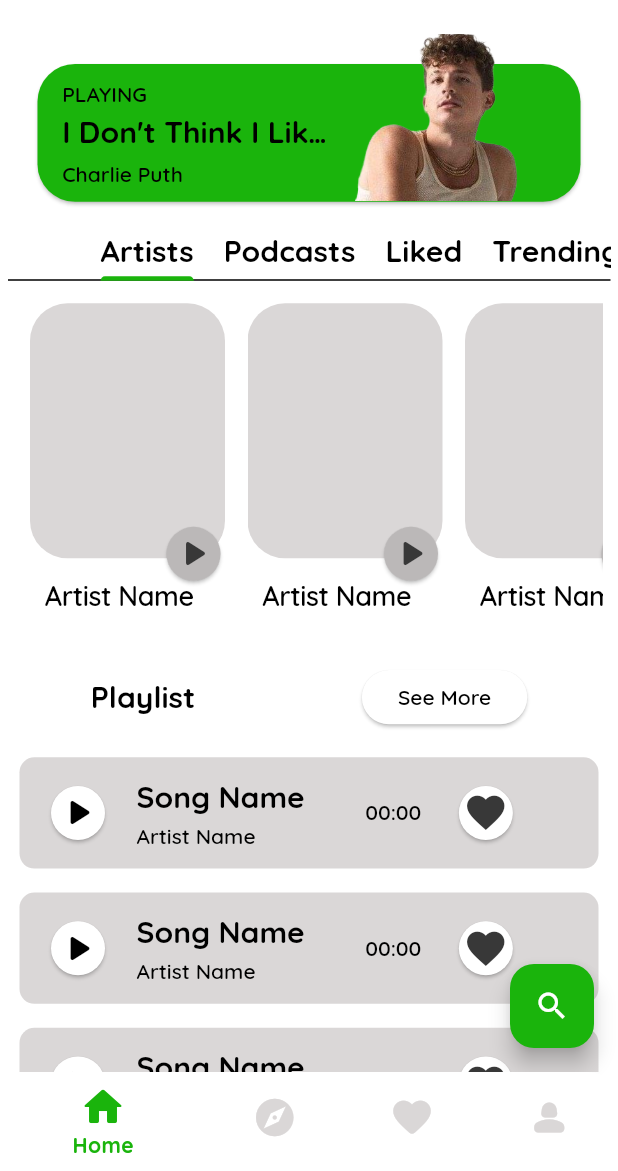
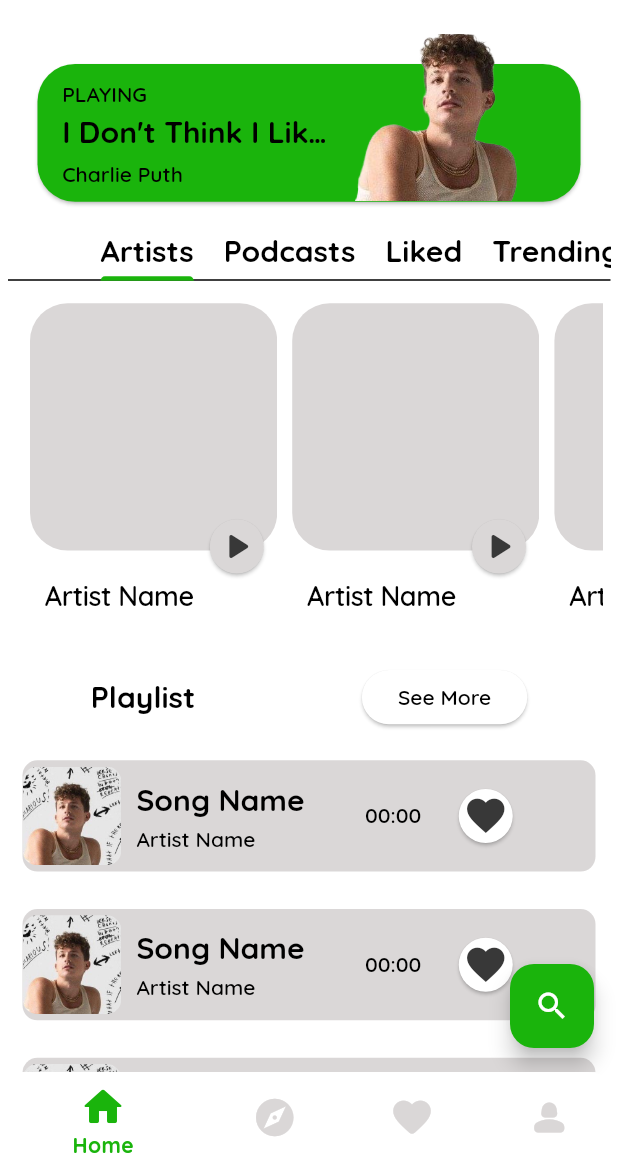
Before and after one commit to aryanmajhi75/warpd, a Flutter app: the screen it shows after launch, on a phone screen of 412 x 824 dp, the part 65-1236 px from its top. Run offline on Flutter 3.47's test engine with Material 3 defaults, Android fonts, the light colour scheme and no system bars; our stand-ins replace appwrite, audio_video_progress_bar, flutter_animate, gap; missing offline and left inert: country_flags, tab_container.

Commit message:
completed explore Page, modified list tile items

```diff
--- a/spotify/lib/components/PlaylistItems.dart
+++ b/spotify/lib/components/songTile.dart
@@ -5,21 +5,21 @@
 import 'package:spotify/theme/themeProvider.dart';
 import 'package:spotify/theme/themes.dart';
 
-class PlaylistItems extends StatefulWidget {
-  const PlaylistItems({super.key});
+class SongTile extends StatefulWidget {
+  const SongTile({super.key});
 
   @override
-  State<PlaylistItems> createState() => _PlaylistItemsState();
+  State<SongTile> createState() => _SongTileState();
 }
 
-class _PlaylistItemsState extends State<PlaylistItems> {
+class _SongTileState extends State<SongTile> {
   bool _isPressed = false;
 
   @override
   Widget build(BuildContext context) {
     final width = MediaQuery.of(context).size.width;
     final height = MediaQuery.of(context).size.height;
-    print("Width : $width");
+    // print("Width : $width");
     return Container(
       decoration: BoxDecoration(
         color: Provider.of<ThemeProvider>(context).getThemeData() == lightMode
@@ -30,21 +30,14 @@
       height: height * 0.09,
       child: Row(
         children: [
-          ElevatedButton(
-            style: const ButtonStyle(
-              shape: MaterialStatePropertyAll(CircleBorder()),
-              // fixedSize: MaterialStatePropertyAll(
-              //   Size(5, 5),
-              // ),
-              alignment: Alignment.center,
-            ),
-            onPressed: () {
-              Navigator.pushNamed(context, '/musicplayer');
-            },
-            child: const Icon(
-              Icons.play_arrow_rounded,
+          ClipRRect(
+            borderRadius: BorderRadius.circular(10),
+            child: Image.asset(
+              "images/loser.jpg",
+              height: height * 0.08,
             ),
           ),
+          const Gap(10),
           Container(
             height: height * 0.07,
             width: width * 0.37,
@@ -57,9 +50,7 @@
                   'Song Name',
                   style: Theme.of(context).textTheme.headlineMedium,
                 ),
-                const Gap(
-                  5,
-                ),
+                const Gap(5),
                 Text(
                   "Artist Name",
                   style: Theme.of(context).textTheme.displayMedium,
--- a/spotify/lib/components/tabCards.dart
+++ b/spotify/lib/components/tabCards.dart
@@ -1,8 +1,9 @@
 import 'package:flutter/material.dart';
+import 'package:spotify/constants.dart';
 
 class TabCards extends StatefulWidget {
-  late String title;
-  TabCards({required this.title, super.key});
+  final String title;
+  const TabCards({required this.title, super.key});
 
   @override
   State<TabCards> createState() => _TabCardsState();
@@ -19,32 +20,32 @@
       child: Stack(
         children: [
           Container(
-            height: 170,
-            width: 130,
+            height: height * 0.2,
+            width: height * 0.2,
             decoration: BoxDecoration(
-              color: const Color(0xFFDAD7D7),
+              color: spotifyGray,
               borderRadius: BorderRadius.circular(25),
             ),
           ),
           Positioned(
-            top: 145,
-            left: 70,
+            top: height * 0.17,
+            left: height * 0.12,
             child: ElevatedButton(
               onPressed: () {},
-              style: const ButtonStyle(
+              style: ButtonStyle(
                 backgroundColor: MaterialStatePropertyAll(
-                  Color(0xFFBBB8B8),
+                  spotifyGray,
                   // Colors.transparent,
                 ),
-                shape: MaterialStatePropertyAll(CircleBorder()),
-                animationDuration: Duration(
+                shape: const MaterialStatePropertyAll(CircleBorder()),
+                animationDuration: const Duration(
                   seconds: 1,
                 ),
                 alignment: Alignment.center,
               ),
-              child: const Icon(
+              child: Icon(
                 Icons.play_arrow_rounded,
-                color: Color(0xFF383838),
+                color: spotifyDarkGray,
                 size: 30,
               ),
             ),
--- a/spotify/lib/components/tabList.dart
+++ b/spotify/lib/components/tabList.dart
@@ -1,4 +1,5 @@
 import 'package:flutter/material.dart';
+import 'package:gap/gap.dart';
 import 'package:spotify/components/tabCards.dart';
 
 class TabList extends StatefulWidget {
@@ -30,12 +31,6 @@
                 right: 10,
                 top: 0,
               ),
-              // padding: const EdgeInsets.only(
-              //   bottom: 0,
-              //   left: 0,
-              //   right: 10,
-              //   top: 0,
-              // ),
               indicatorColor: const Color(0xFF1AB40C),
               indicatorWeight: 3,
               onTap: (value) {
@@ -86,18 +81,16 @@
             height: height * 0.29,
             padding: const EdgeInsets.all(5),
             // color: Colors.pinkAccent,
-            child: ListView(
-              itemExtent: 145,
+            child: ListView.separated(
+              separatorBuilder: (context, index) {
+                return const Gap(10);
+              },
+              itemCount: 5,
               scrollDirection: Axis.horizontal,
               padding: const EdgeInsets.all(10),
-              children: [
-                TabCards(title: "Artist Name"),
-                TabCards(title: "Artist Name"),
-                TabCards(title: "Artist Name"),
-                TabCards(title: "Artist Name"),
-                TabCards(title: "Artist Name"),
-                TabCards(title: "Artist Name"),
-              ],
+              itemBuilder: (context, index) {
+                return const TabCards(title: "Artist Name");
+              },
             ),
           ),
         ],
--- a/spotify/lib/pages/homeScreen.dart
+++ b/spotify/lib/pages/homeScreen.dart
@@ -1,8 +1,7 @@
 import 'package:flutter/material.dart';
 import 'package:appwrite/appwrite.dart';
 import 'package:gap/gap.dart';
-import 'package:spotify/components/PlaylistItems.dart';
-import 'package:spotify/constants.dart';
+import 'package:spotify/components/songTile.dart';
 import 'package:spotify/pages/search.dart';
 
 import '../components/songcard.dart';
@@ -31,13 +30,6 @@
           height: 30,
         ),
         elevation: 0,
-
-        // actions: const [
-        //   Icon(
-        //     Icons.more_vert_rounded,
-        //     size: 30,
-        //   ),
-        // ],
       ),
       floatingActionButton: FloatingActionButton(
         onPressed: () {
@@ -88,7 +80,10 @@
                 SizedBox(
                   height: 300,
                   // color: Colors.amberAccent,
-                  child: ListView.builder(
+                  child: ListView.separated(
+                    separatorBuilder: (context, index) {
+                      return const Gap(5);
+                    },
                     padding: const EdgeInsets.only(
                       top: 10,
                       bottom: 10,
@@ -98,12 +93,12 @@
                     itemCount: 5,
                     itemBuilder: (context, index) {
                       return Padding(
-                        padding: const EdgeInsets.all(8.0),
+                        padding: const EdgeInsets.all(10),
                         child: InkWell(
                           onTap: () {
                             Navigator.pushNamed(context, '/musicplayer');
                           },
-                          child: const PlaylistItems(),
+                          child: const SongTile(),
                         ),
                       );
                     },
--- a/spotify/lib/theme/themes.dart
+++ b/spotify/lib/theme/themes.dart
@@ -46,6 +46,14 @@
       fontFamily: 'Quicksand',
       fontWeight: FontWeight.bold,
     ),
+    headlineLarge: TextStyle(
+      color: spotifyBlack,
+      decoration: TextDecoration.none,
+      fontSize: 40,
+      overflow: TextOverflow.ellipsis,
+      fontFamily: 'Quicksand',
+      fontWeight: FontWeight.bold,
+    ),
     displaySmall: TextStyle(
       // debugLabel: "Log Out",
       color: Colors.red[800],
@@ -68,14 +76,15 @@
       size: 30,
     ),
   ),
-  iconButtonTheme: const IconButtonThemeData(
+  iconButtonTheme: IconButtonThemeData(
     style: ButtonStyle(
-      iconSize: MaterialStatePropertyAll(40),
-      // iconColor: MaterialStatePropertyAll(spotifyGray),
+      iconSize: const MaterialStatePropertyAll(40),
+      iconColor: MaterialStatePropertyAll(spotifyDarkGray),
       // foregroundColor: MaterialStatePropertyAll(spotifyGray),
       visualDensity: VisualDensity.comfortable,
     ),
   ),
+  iconTheme: IconThemeData(color: spotifyDarkGray),
   elevatedButtonTheme: ElevatedButtonThemeData(
     style: ButtonStyle(
       visualDensity: VisualDensity.comfortable,
@@ -133,6 +142,14 @@
       fontFamily: 'Quicksand',
       fontWeight: FontWeight.bold,
     ),
+    headlineLarge: TextStyle(
+      color: spotifyWhite,
+      decoration: TextDecoration.none,
+      fontSize: 40,
+      overflow: TextOverflow.ellipsis,
+      fontFamily: 'Quicksand',
+      fontWeight: FontWeight.bold,
+    ),
     displaySmall: TextStyle(
       // debugLabel: "Log Out",
       color: Colors.red[800],
@@ -158,13 +175,14 @@
   iconButtonTheme: IconButtonThemeData(
     style: ButtonStyle(
       overlayColor: MaterialStatePropertyAll(
-        spotifyGreen.withOpacity(0.5),
+        spotifyGreen,
       ),
       iconColor: MaterialStatePropertyAll(spotifyGreen),
       foregroundColor: MaterialStatePropertyAll(spotifyGreen),
       visualDensity: VisualDensity.comfortable,
     ),
   ),
+  iconTheme: IconThemeData(color: spotifyGreen),
   elevatedButtonTheme: const ElevatedButtonThemeData(
     style: ButtonStyle(
       visualDensity: VisualDensity.comfortable,
```
Also changed, not shown: spotify/lib/components/exploreTile.dart (added, +36 -0 lines), spotify/lib/pages/explore.dart (+31 -20 lines), spotify/lib/pages/favorites.dart (+31 -1 lines), spotify/lib/UI_Sample/WhatsApp Image 2023-07-21 at 6.51.23 PM.jpeg (deleted), spotify/lib/UI_Sample/WhatsApp Image 2023-07-21 at 6.51.24 PM (1).jpeg (deleted), spotify/lib/UI_Sample/WhatsApp Image 2023-07-21 at 6.51.24 PM.jpeg (deleted), spotify/lib/UI_Sample/WhatsApp Image 2023-07-21 at 6.51.25 PM (1).jpeg (deleted), spotify/lib/UI_Sample/WhatsApp Image 2023-07-21 at 6.51.25 PM (2).jpeg (deleted), spotify/lib/UI_Sample/WhatsApp Image 2023-07-21 at 6.51.25 PM.jpeg (deleted).
